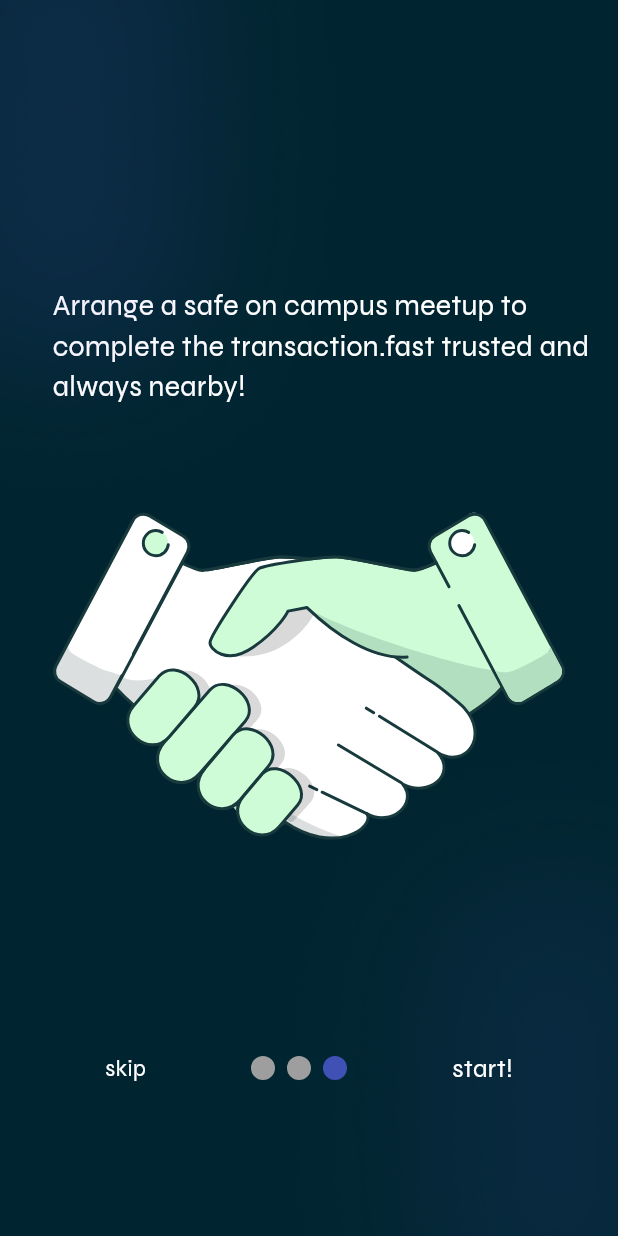
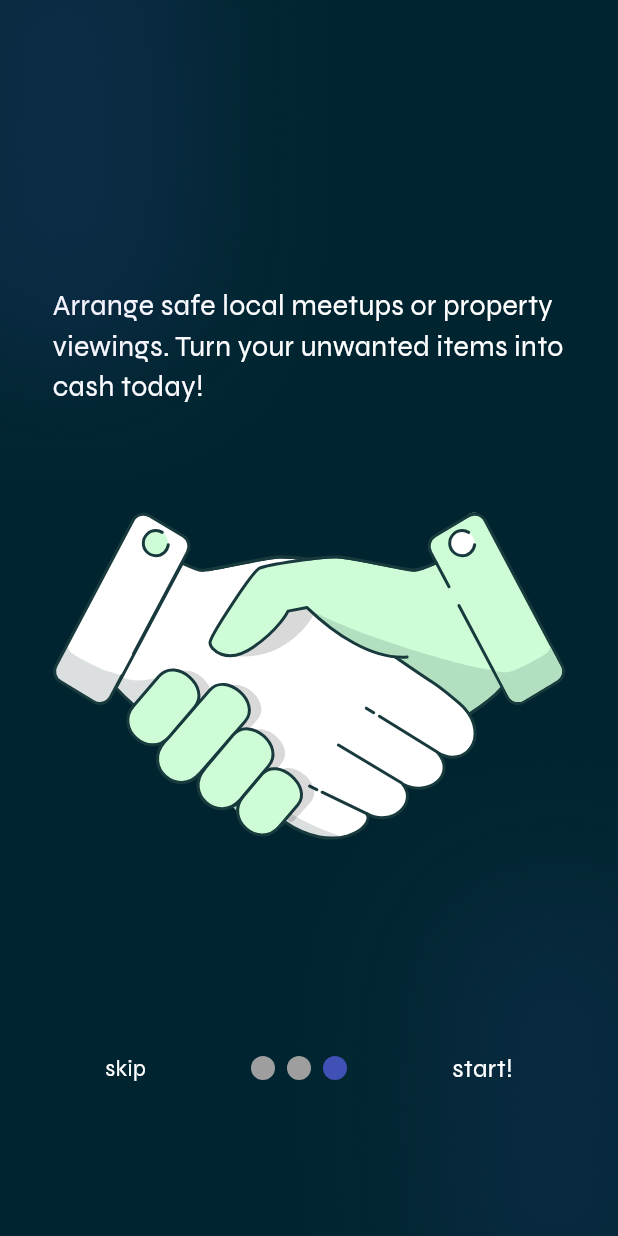
Before and after one commit to Ismailcyp/FoundIt-Flutter, a Flutter app: the screen it shows after launch, swiped to page 3, on a phone screen of 412 x 824 dp. Run offline on Flutter 3.47's test engine with Material 3 defaults, Android fonts, the phone set to English and light mode, and no system bars; drawn by our look-alikes of smooth_page_indicator; our stand-ins replace cloud_firestore, firebase_auth, firebase_core, font_awesome_flutter, image_picker, lottie; accounts and stored records are empty.

Commit message:
Update intro text for clarity and engagement

```diff
--- a/lib/intro_screens/intro_page3.dart
+++ b/lib/intro_screens/intro_page3.dart
@@ -28,7 +28,7 @@ class IntroPage3 extends StatelessWidget {
           Container(
              padding: EdgeInsets.only(left: 35),
             child: const Text(
-              "Arrange a safe on campus meetup to complete the transaction.fast trusted and always nearby!",
+              "Arrange safe local meetups or property viewings. Turn your unwanted items into cash today!",
               style: TextStyle(
                 color: Colors.white,
                 fontSize: 19,
```
